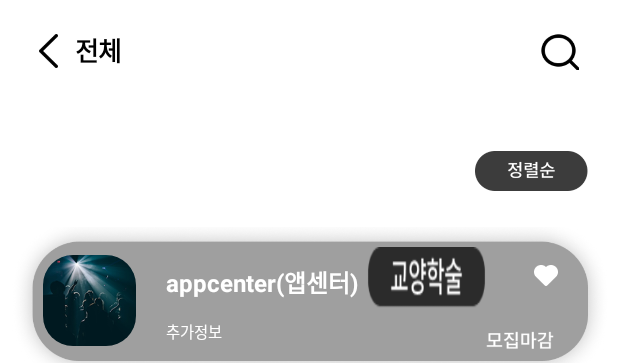
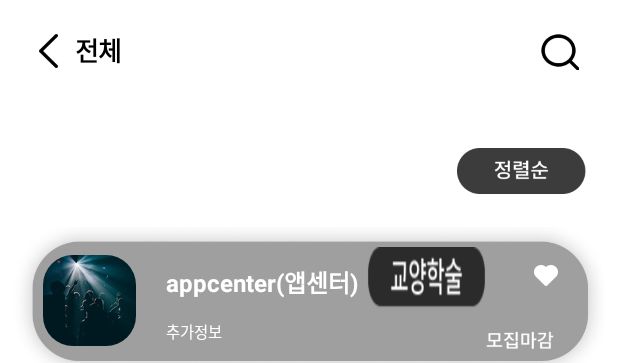
Before and after one commit to inu-appcenter/UniClub-android, an Android app built with Jetpack Compose: the @Preview function ClubListScreenPreview, on a phone screen of 412 x 824 dp. Shown: the top 363 px of the screen. Run offline under Robolectric (Android 15) with nearby library versions, the phone set to English and light mode, and no system bars.

Commit message:
feat: 네비게이션 연결 및 동아리 리스트 페이지 스크롤 수정

```diff
--- a/app/src/main/java/com/appcenter/uniclub/MainActivity.kt
+++ b/app/src/main/java/com/appcenter/uniclub/MainActivity.kt
@@ -32,8 +32,10 @@
 import com.appcenter.uniclub.ui.components.bottombar.Navigation
 import com.appcenter.uniclub.ui.login.LoginScreen
 import com.appcenter.uniclub.ui.mypage.MypageScreen
+import com.appcenter.uniclub.ui.notification.NotificationScreen
 import com.appcenter.uniclub.ui.promotion.UserPromotionScreen
 import com.appcenter.uniclub.ui.qna.QnAScreen
+import com.appcenter.uniclub.ui.search.SearchScreen
 
 class MainActivity : ComponentActivity() {
     override fun onCreate(savedInstanceState: Bundle?) {
@@ -100,6 +102,8 @@
                         composable("promotion") {
                             UserPromotionScreen(navController = bottomNavController)
                         }
+                        composable("search") { SearchScreen() }
+                        composable("notification") { NotificationScreen() }
                     }
                 }
             }
--- a/app/src/main/java/com/appcenter/uniclub/ui/home/HomeScreen.kt
+++ b/app/src/main/java/com/appcenter/uniclub/ui/home/HomeScreen.kt
@@ -45,7 +45,7 @@
                 .fillMaxSize()
                 .windowInsetsPadding(WindowInsets.navigationBars)
     ) {
-        item { MainTopBar() }
+        item { MainTopBar(navController = navController) }
 
         item {
             //예시 이미지 넣어둠 나중에 서버 연결 필요
--- a/app/src/main/java/com/appcenter/uniclub/ui/home/clublist/ClubListScreen.kt
+++ b/app/src/main/java/com/appcenter/uniclub/ui/home/clublist/ClubListScreen.kt
@@ -1,11 +1,15 @@
 package com.appcenter.uniclub.ui.home.clublist
 
+import androidx.compose.foundation.Image
+import androidx.compose.foundation.clickable
 import androidx.compose.foundation.layout.*
 import androidx.compose.foundation.lazy.LazyColumn
 import androidx.compose.runtime.*
 import androidx.compose.ui.Modifier
 import androidx.compose.ui.unit.dp
 import androidx.compose.ui.Alignment
+import androidx.compose.ui.layout.ContentScale
+import androidx.compose.ui.res.painterResource
 import androidx.compose.ui.tooling.preview.Preview
 import androidx.compose.ui.zIndex
 import androidx.navigation.NavHostController
@@ -14,50 +18,46 @@
 import com.appcenter.uniclub.data.dummyClubs
 import com.appcenter.uniclub.R
 import com.appcenter.uniclub.model.ClubCategory
+import com.appcenter.uniclub.ui.util.figmaSize
 
 //동아리 리스트 페이지
 @Composable
 fun ClubListScreen(
     navController: NavHostController,
-    categoryName: String = "전체" //상단 타이틀 및 필터링에 쓰일 카테고리명 (기본값: 전체)
+    categoryName: String = "전체"
 ) {
-    var selectedSort by remember { mutableStateOf("기본") } //선택된 정렬 옵션 상태
+    var selectedSort by remember { mutableStateOf("기본") } //선택된 정렬 옵션 저장
+    var dropdownExpanded by remember { mutableStateOf(false) } //드롭다운 메뉴 확장 여부 상태
 
-    val categoryFilter = categoryName.toClubCategoryOrNull() //categoryName 문자열을 enum 형태의 ClubCategory로 변환
-
-    val filteredClubs = remember(categoryFilter) { //선택된 카테고리에 따라 dummy 데이터 필터링
-        if (categoryFilter != null) {
-            dummyClubs.filter { it.category == categoryFilter }
-        } else {
-            dummyClubs
-        }
+    val categoryFilter = categoryName.toClubCategoryOrNull() //카테고리명 문자열을 enum으로 변환 (null이면 전체)
+    val filteredClubs = remember(categoryFilter) { //카테고리 필터링된 동아리 리스트 (dummy data 기반)
+        if (categoryFilter != null) dummyClubs.filter { it.category == categoryFilter }
+        else dummyClubs
     }
 
+    //Box로 감싸서 드롭다운 메뉴가 LazyColumn 위에 겹쳐 보이게 처리
+    Box(modifier = Modifier.fillMaxSize()) {
         LazyColumn(
             modifier = Modifier
                 .fillMaxSize(),
             horizontalAlignment = Alignment.CenterHorizontally
         ) {
-        item { //상단 TopBar
+            item { //상단바
                 TopBar(
-                onBackClick = { navController.navigateUp() }, //뒤로 가기 처리
-                title = categoryName, //현재 선택된 카테고리명
-                rightIconResId = R.drawable.ic_search, //우측 아이콘 (검색 아이콘)
-                onRightIconClick = { /* TODO: 검색 기능 연결 예정 */ }
+                    onBackClick = { navController.navigateUp() },
+                    title = categoryName,
+                    rightIconResId = R.drawable.ic_search,
+                    onRightIconClick = { navController.navigate("search") }
                 )
             }
 
-        item {
-            Spacer(modifier = Modifier.height(40.dp))
-        }
+            item { Spacer(modifier = Modifier.height(40.dp)) }
 
-        //정렬 버튼 (겹쳐 보이게 zIndex + 마진 조정)
-        item {
+            item { //정렬 버튼
                 Box(
                     modifier = Modifier
                         .fillMaxWidth()
-                    .padding(horizontal = 20.dp)
-                    .zIndex(1f)
+                        .padding(horizontal = 21.dp)
                 ) {
                     Row(
                         modifier = Modifier
@@ -65,28 +65,75 @@
                             .padding(top = 10.dp),
                         horizontalArrangement = Arrangement.End
                     ) {
-                    SortDropdown(onOptionSelected = { selectedSort = it })
+                        Image(
+                            painter = painterResource(id = R.drawable.ic_sort),
+                            contentDescription = "정렬 아이콘",
+                            modifier = Modifier
+                                .figmaSize(widthPx = 75f, heightPx = 30f)
+                                .clickable { dropdownExpanded = !dropdownExpanded }
+                        )
                     }
                 }
             }
 
-        item {
-            Spacer(modifier = Modifier.height(20.dp)) // 카드와 버튼 간 살짝 간격
-        }
+            item { Spacer(modifier = Modifier.height(20.dp)) }
 
-        //동아리 카드 리스트
+            //동아리 카드 리스트 출력
             items(filteredClubs.size) { index ->
                 ClubCardList(
                     club = filteredClubs[index],
-                onClick = { navController.navigate("promotion") } //클릭 시 홍보 화면으로 이동
+                    onClick = { navController.navigate("promotion") }
                 )
             }
 
-        item {
-            Spacer(modifier = Modifier.height(70.dp))
+            item { Spacer(modifier = Modifier.height(70.dp)) }
+        }
+
+        //드롭다운 메뉴
+        if (dropdownExpanded) {
+            Box(
+                modifier = Modifier
+                    .fillMaxSize()
+                    .padding(top = 135.dp, end = 19.dp)
+                    .zIndex(10f), //LazyColumn 위에 오도록 설정
+                contentAlignment = Alignment.TopEnd
+            ) {
+                Box(
+                    modifier = Modifier
+                        .figmaSize(widthPx = 82f, heightPx = 95f)
+                ) {
+                    Image(
+                        painter = painterResource(id = R.drawable.sort_dropdown),
+                        contentDescription = "정렬 옵션 메뉴",
+                        contentScale = ContentScale.FillBounds,
+                        modifier = Modifier.fillMaxSize()
+                    )
+                    //클릭 가능한 정렬 옵션 영역
+                    Column(
+                        modifier = Modifier
+                            .matchParentSize()
+                            .padding(vertical = 6.dp),
+                        verticalArrangement = Arrangement.SpaceEvenly,
+                        horizontalAlignment = Alignment.CenterHorizontally
+                    ) {
+                        listOf("즐겨찾기", "모집중", "기본").forEach { option ->
+                            Box(
+                                modifier = Modifier
+                                    .fillMaxWidth()
+                                    .weight(1f)
+                                    .clickable {
+                                        selectedSort = option
+                                        dropdownExpanded = false
+                                    }
+                            )
                         }
                     }
                 }
+            }
+        }
+    }
+}
+
 
 fun String.toClubCategoryOrNull(): ClubCategory? = when (this) {
     "교양학술" -> ClubCategory.ACADEMIC
--- a/app/src/main/java/com/appcenter/uniclub/ui/home/clublist/SortDropdown.kt
+++ /dev/null
@@ -1,91 +0,0 @@
-package com.appcenter.uniclub.ui.home.clublist
-
-import androidx.compose.foundation.Image
-import androidx.compose.foundation.clickable
-import androidx.compose.foundation.layout.*
-import androidx.compose.runtime.*
-import androidx.compose.ui.Alignment
-import androidx.compose.ui.Modifier
-import androidx.compose.ui.layout.ContentScale
-import androidx.compose.ui.res.painterResource
-import androidx.compose.ui.tooling.preview.Preview
-import androidx.compose.ui.unit.dp
-import com.appcenter.uniclub.R
-import com.appcenter.uniclub.ui.util.figmaSize
-
-//동아리 리스트 페이지에서 정렬 옵션을 선택할 수 있는 드롭다운 메뉴
-@Composable
-fun SortDropdown(
-    onOptionSelected: (String) -> Unit
-) {
-    var expanded by remember { mutableStateOf(false) }
-
-    Box(
-        modifier = Modifier
-            .width(75.dp) //버튼과 드롭다운 모두 동일한 고정 폭
-            .wrapContentHeight()
-    ) {
-        Column(horizontalAlignment = Alignment.End) {
-            //드롭다운 버튼
-            Image(
-                painter = painterResource(id = R.drawable.ic_sort), //드롭다운 트리거 이미지
-                contentDescription = "정렬 아이콘",
-                modifier = Modifier
-                    .figmaSize(widthPx = 75f, heightPx = 30f)
-                    .clickable { expanded = true }
-            )
-
-            //드롭다운 메뉴가 펼쳐졌을 경우만 표시
-            if (expanded) {
-                Spacer(modifier = Modifier.height(10.dp))
-                Box(
-                    modifier = Modifier
-                        .figmaSize(widthPx = 75f, heightPx = 88f)
-                        .align(Alignment.End)
-                ) {
-                    //드롭다운 배경 이미지
-                    Image(
-                        painter = painterResource(id = R.drawable.sort_dropdown),
-                        contentDescription = "정렬 옵션 메뉴",
-                        contentScale = ContentScale.Crop,
-                        modifier = Modifier
-                            .fillMaxSize()
-                    )
-
-                    //투명 클릭 옵션 영역
-                    Column(
-                        modifier = Modifier
-                            .matchParentSize()
-                            .padding(vertical = 6.dp),
-                        verticalArrangement = Arrangement.SpaceEvenly,
-                        horizontalAlignment = Alignment.CenterHorizontally
-                    ) {
-                        //"즐겨찾기", "모집중", "기본" 각 항목에 대해 투명한 클릭 영역 구성
-                        listOf("즐겨찾기", "모집중", "기본").forEach { option ->
-                            Box(
-                                modifier = Modifier
-                                    .fillMaxWidth()
-                                    .weight(1f)
-                                    .clickable {
-                                        // TODO: 선택한 옵션에 따라 리스트 정렬 로직 실행 예정
-                                        onOptionSelected(option)
-                                        expanded = false
-                                    }
-                            )
-                        }
-                    }
-                }
-            }
-        }
-    }
-}
-
-@Preview(showBackground = true)
-@Composable
-fun SortDropdownPreview() {
-    SortDropdown(
-        onOptionSelected = { selected ->
-            println("선택된 정렬 옵션: $selected") // 프리뷰에선 로그로 대체
-        }
-    )
-}
```
Also changed, not shown: app/src/main/java/com/appcenter/uniclub/ui/home/components/MainTopBar.kt (+9 -3 lines). Lines whose indentation alone changed are shown as unchanged.
